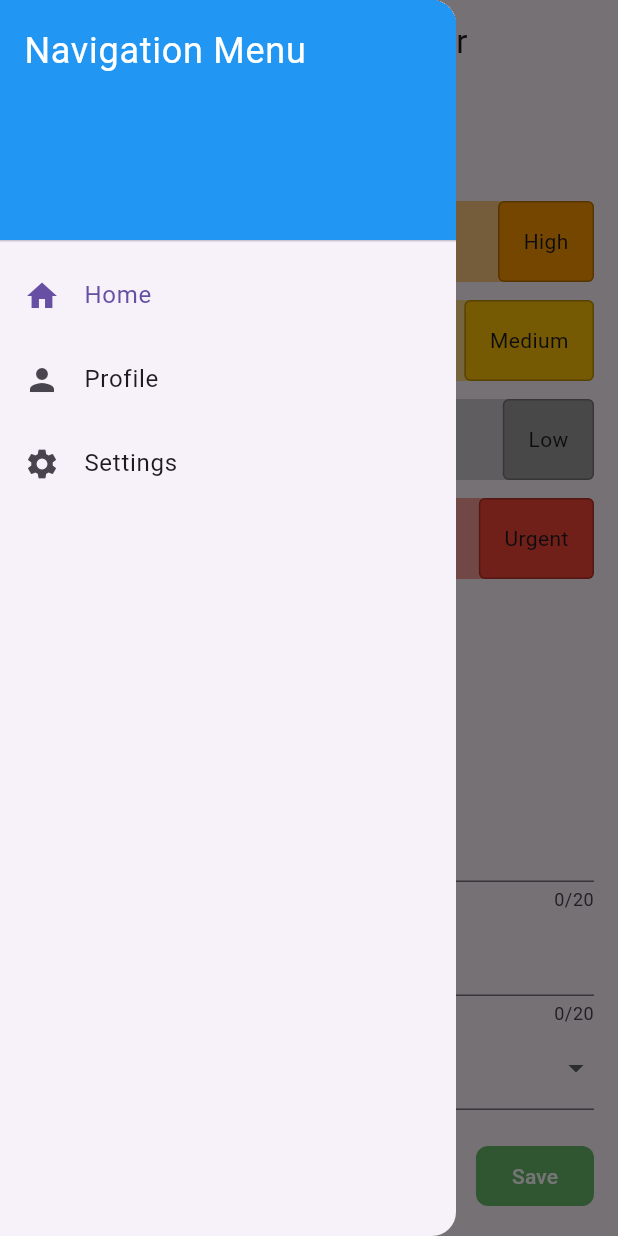
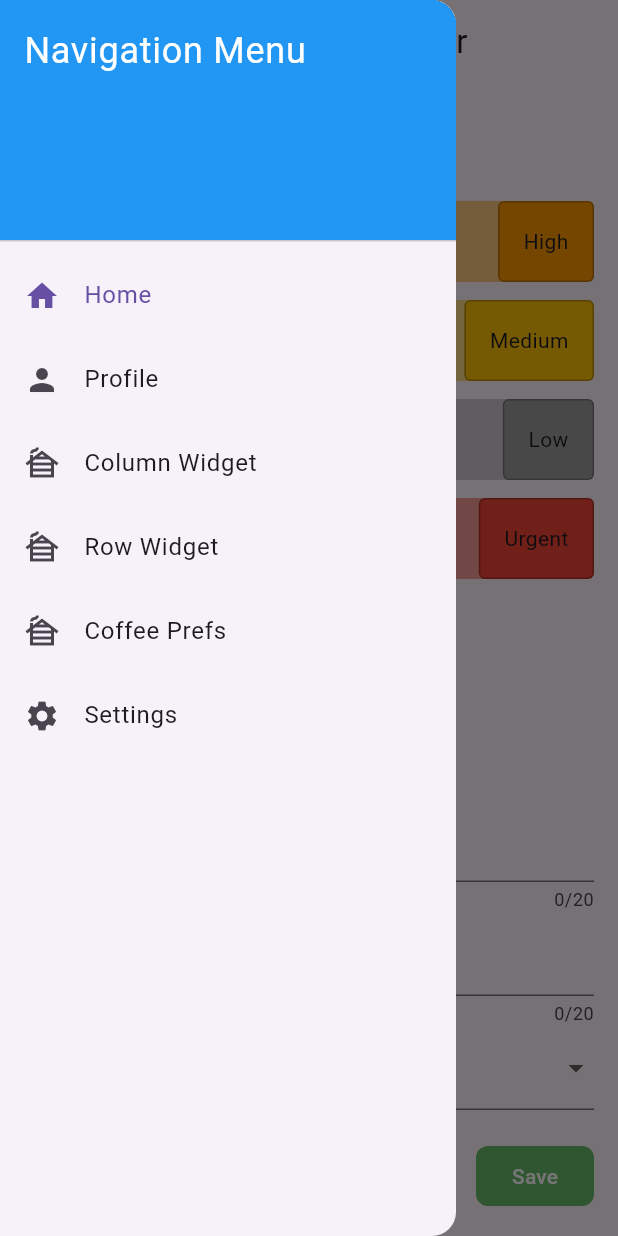
Before and after one commit to vorlasanedev/ninja_basic, a Flutter app: the screen it shows after launch, with the side drawer open, on a phone screen of 412 x 824 dp. Run offline on Flutter 3.47's test engine with Material 3 defaults, Android fonts, the light colour scheme and no system bars.

Commit message:
row widget

```diff
--- /dev/null
+++ b/lib/screens/coffee_prefs.dart
@@ -0,0 +1,16 @@
+import 'package:flutter/material.dart';
+
+class CoffeePrefs extends StatelessWidget {
+  const CoffeePrefs({super.key});
+
+  @override
+  Widget build(BuildContext context) {
+    return Column(
+      children: [
+        Row(children: [Text('coffee1'), Text('300'), SizedBox(width: 50)]),
+        Row(children: [Text('coffee1'), Text('300'), SizedBox(width: 50)]),
+        Row(children: [Text('coffee1'), Text('300'), SizedBox(width: 50)]),
+      ],
+    );
+  }
+}
--- a/lib/screens/root_screen.dart
+++ b/lib/screens/root_screen.dart
@@ -1,6 +1,9 @@
 import 'package:flutter/material.dart';
+import 'package:ninja_basic/screens/column_widget.dart';
 import 'package:ninja_basic/screens/home_screen.dart';
+import 'package:ninja_basic/screens/coffee_prefs.dart';
 import 'package:ninja_basic/screens/profile_screen.dart';
+import 'package:ninja_basic/screens/row_widget.dart';
 import 'package:ninja_basic/screens/setting_screen.dart';
 
 class RootScreen extends StatefulWidget {
@@ -17,6 +20,9 @@ class _RootScreenState extends State<RootScreen> {
   final List<Widget> _pages = [
     const HomeScreen(),
     const ProfileScreen(),
+    const ColumnWidget(),
+    const RowWidget(),
+    const CoffeePrefs(),
     const SettingScreen(),
   ];
 
@@ -56,10 +62,28 @@ class _RootScreenState extends State<RootScreen> {
               onTap: () => _onSelectItem(1),
             ),
             ListTile(
+              leading: Icon(Icons.cabin),
+              title: Text('Column Widget'),
+              selected: _selectedIndex == 2,
+              onTap: () => _onSelectItem(2),
+            ),
+            ListTile(
+              leading: Icon(Icons.cabin),
+              title: Text('Row Widget'),
+              selected: _selectedIndex == 3,
+              onTap: () => _onSelectItem(3),
+            ),
+            ListTile(
+              leading: Icon(Icons.cabin),
+              title: Text('Coffee Prefs'),
+              selected: _selectedIndex == 4,
+              onTap: () => _onSelectItem(4),
+            ),
+            ListTile(
               leading: Icon(Icons.settings),
               title: Text('Settings'),
-              selected: _selectedIndex == 2,
-              onTap: () => _onSelectItem(2),
+              selected: _selectedIndex == 5,
+              onTap: () => _onSelectItem(5),
             ),
           ],
         ),
```
Also changed, not shown: lib/screens/column_widget.dart (added, +51 -0 lines), lib/screens/row_widget.dart (added, +51 -0 lines), 1 other file.
